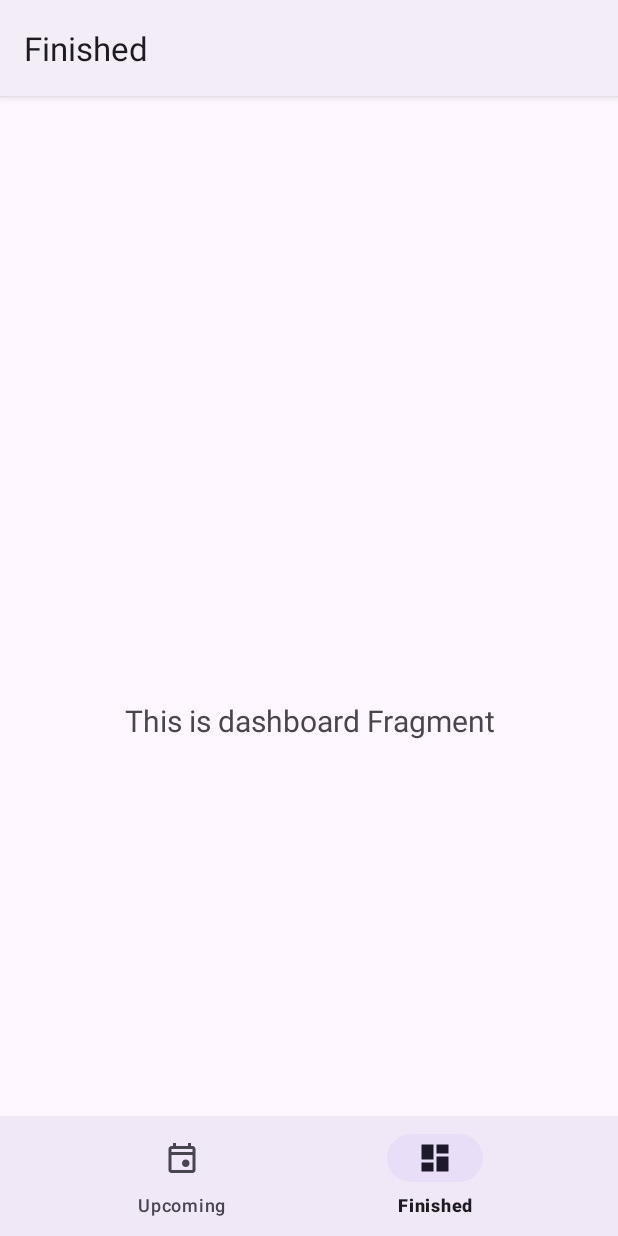
After one commit to raflizocky/Dicoding-Event, an Android app: the DashboardFragment screen opened through its navigation route, on a phone screen of 412 x 824 dp. The commit adds this screen. Run offline under Robolectric (Android 15) with nearby library versions, the phone set to English and light mode, and no system bars; our stand-ins replace navigation-ui.

Commit message:
[S1-02] Creating Bottom Navigation

```diff
--- a/app/build.gradle.kts
+++ b/app/build.gradle.kts
@@ -46,6 +46,9 @@ dependencies {
     implementation(libs.material)
     implementation(libs.androidx.activity)
     implementation(libs.androidx.constraintlayout)
+    implementation(libs.androidx.lifecycle.livedata.ktx)
+    implementation(libs.androidx.navigation.fragment.ktx)
+    implementation(libs.androidx.navigation.ui.ktx)
     testImplementation(libs.junit)
     androidTestImplementation(libs.androidx.junit)
     androidTestImplementation(libs.androidx.espresso.core)
--- a/app/src/main/java/com/example/dicodingevent/MainActivity.kt
+++ b/app/src/main/java/com/example/dicodingevent/MainActivity.kt
@@ -1,20 +1,35 @@
 package com.example.dicodingevent
 
 import android.os.Bundle
-import androidx.activity.enableEdgeToEdge
+import com.google.android.material.bottomnavigation.BottomNavigationView
 import androidx.appcompat.app.AppCompatActivity
-import androidx.core.view.ViewCompat
-import androidx.core.view.WindowInsetsCompat
+import androidx.navigation.findNavController
+import androidx.navigation.ui.AppBarConfiguration
+import androidx.navigation.ui.setupActionBarWithNavController
+import androidx.navigation.ui.setupWithNavController
+import com.example.dicodingevent.databinding.ActivityMainBinding
 
 class MainActivity : AppCompatActivity() {
+
+    private lateinit var binding: ActivityMainBinding
+
     override fun onCreate(savedInstanceState: Bundle?) {
         super.onCreate(savedInstanceState)
-        enableEdgeToEdge()
-        setContentView(R.layout.activity_main)
-        ViewCompat.setOnApplyWindowInsetsListener(findViewById(R.id.main)) { v, insets ->
-            val systemBars = insets.getInsets(WindowInsetsCompat.Type.systemBars())
-            v.setPadding(systemBars.left, systemBars.top, systemBars.right, systemBars.bottom)
-            insets
-        }
+
+        binding = ActivityMainBinding.inflate(layoutInflater)
+        setContentView(binding.root)
+
+        val navView: BottomNavigationView = binding.navView
+
+        val navController = findNavController(R.id.nav_host_fragment_activity_main)
+        // Passing each menu ID as a set of Ids because each
+        // menu should be considered as top level destinations.
+        val appBarConfiguration = AppBarConfiguration(
+            setOf(
+                R.id.navigation_home, R.id.navigation_dashboard
+            )
+        )
+        setupActionBarWithNavController(navController, appBarConfiguration)
+        navView.setupWithNavController(navController)
     }
 }
--- /dev/null
+++ b/app/src/main/java/com/example/dicodingevent/ui/dashboard/DashboardFragment.kt
@@ -0,0 +1,42 @@
+package com.example.dicodingevent.ui.dashboard
+
+import android.os.Bundle
+import android.view.LayoutInflater
+import android.view.View
+import android.view.ViewGroup
+import android.widget.TextView
+import androidx.fragment.app.Fragment
+import androidx.lifecycle.ViewModelProvider
+import com.example.dicodingevent.databinding.FragmentDashboardBinding
+
+class DashboardFragment : Fragment() {
+
+    private var _binding: FragmentDashboardBinding? = null
+
+    // This property is only valid between onCreateView and
+    // onDestroyView.
+    private val binding get() = _binding!!
+
+    override fun onCreateView(
+        inflater: LayoutInflater,
+        container: ViewGroup?,
+        savedInstanceState: Bundle?
+    ): View {
+        val dashboardViewModel =
+            ViewModelProvider(this).get(DashboardViewModel::class.java)
+
+        _binding = FragmentDashboardBinding.inflate(inflater, container, false)
+        val root: View = binding.root
+
+        val textView: TextView = binding.textDashboard
+        dashboardViewModel.text.observe(viewLifecycleOwner) {
+            textView.text = it
+        }
+        return root
+    }
+
+    override fun onDestroyView() {
+        super.onDestroyView()
+        _binding = null
+    }
+}
--- /dev/null
+++ b/app/src/main/java/com/example/dicodingevent/ui/dashboard/DashboardViewModel.kt
@@ -0,0 +1,13 @@
+package com.example.dicodingevent.ui.dashboard
+
+import androidx.lifecycle.LiveData
+import androidx.lifecycle.MutableLiveData
+import androidx.lifecycle.ViewModel
+
+class DashboardViewModel : ViewModel() {
+
+    private val _text = MutableLiveData<String>().apply {
+        value = "This is dashboard Fragment"
+    }
+    val text: LiveData<String> = _text
+}
--- /dev/null
+++ b/app/src/main/java/com/example/dicodingevent/ui/home/HomeFragment.kt
@@ -0,0 +1,42 @@
+package com.example.dicodingevent.ui.home
+
+import android.os.Bundle
+import android.view.LayoutInflater
+import android.view.View
+import android.view.ViewGroup
+import android.widget.TextView
+import androidx.fragment.app.Fragment
+import androidx.lifecycle.ViewModelProvider
+import com.example.dicodingevent.databinding.FragmentHomeBinding
+
+class HomeFragment : Fragment() {
+
+    private var _binding: FragmentHomeBinding? = null
+
+    // This property is only valid between onCreateView and
+    // onDestroyView.
+    private val binding get() = _binding!!
+
+    override fun onCreateView(
+        inflater: LayoutInflater,
+        container: ViewGroup?,
+        savedInstanceState: Bundle?
+    ): View {
+        val homeViewModel =
+            ViewModelProvider(this).get(HomeViewModel::class.java)
+
+        _binding = FragmentHomeBinding.inflate(inflater, container, false)
+        val root: View = binding.root
+
+        val textView: TextView = binding.textHome
+        homeViewModel.text.observe(viewLifecycleOwner) {
+            textView.text = it
+        }
+        return root
+    }
+
+    override fun onDestroyView() {
+        super.onDestroyView()
+        _binding = null
+    }
+}
--- /dev/null
+++ b/app/src/main/java/com/example/dicodingevent/ui/home/HomeViewModel.kt
@@ -0,0 +1,13 @@
+package com.example.dicodingevent.ui.home
+
+import androidx.lifecycle.LiveData
+import androidx.lifecycle.MutableLiveData
+import androidx.lifecycle.ViewModel
+
+class HomeViewModel : ViewModel() {
+
+    private val _text = MutableLiveData<String>().apply {
+        value = "This is home Fragment"
+    }
+    val text: LiveData<String> = _text
+}
--- /dev/null
+++ b/app/src/main/res/drawable/ic_dashboard_black_24dp.xml
@@ -0,0 +1,9 @@
+<vector xmlns:android="http://schemas.android.com/apk/res/android"
+    android:width="24dp"
+    android:height="24dp"
+    android:viewportWidth="24.0"
+    android:viewportHeight="24.0">
+    <path
+        android:fillColor="#FF000000"
+        android:pathData="M3,13h8L11,3L3,3v10zM3,21h8v-6L3,15v6zM13,21h8L21,11h-8v10zM13,3v6h8L21,3h-8z" />
+</vector>
--- /dev/null
+++ b/app/src/main/res/drawable/ic_event_black_24px.xml
@@ -0,0 +1,9 @@
+<vector xmlns:android="http://schemas.android.com/apk/res/android"
+    android:width="24dp"
+    android:height="24dp"
+    android:viewportWidth="24"
+    android:viewportHeight="24">
+  <path
+      android:fillColor="#FF000000"
+      android:pathData="M14.5,18Q13.45,18 12.725,17.275Q12,16.55 12,15.5Q12,14.45 12.725,13.725Q13.45,13 14.5,13Q15.55,13 16.275,13.725Q17,14.45 17,15.5Q17,16.55 16.275,17.275Q15.55,18 14.5,18ZM5,22Q4.175,22 3.5875,21.4125Q3,20.825 3,20L3,6Q3,5.175 3.5875,4.5875Q4.175,4 5,4L6,4L6,2L8,2L8,4L16,4L16,2L18,2L18,4L19,4Q19.825,4 20.4125,4.5875Q21,5.175 21,6L21,20Q21,20.825 20.4125,21.4125Q19.825,22 19,22L5,22ZM5,20L19,20Q19,20 19,20Q19,20 19,20L19,10L5,10L5,20Q5,20 5,20Q5,20 5,20ZM5,8L19,8L19,6Q19,6 19,6Q19,6 19,6L5,6Q5,6 5,6Q5,6 5,6L5,8ZM5,8L5,6Q5,6 5,6Q5,6 5,6L5,6Q5,6 5,6Q5,6 5,6L5,8Z"/>
+</vector>
--- a/app/src/main/res/layout/activity_main.xml
+++ b/app/src/main/res/layout/activity_main.xml
@@ -1,19 +1,33 @@
 <?xml version="1.0" encoding="utf-8"?>
 <androidx.constraintlayout.widget.ConstraintLayout xmlns:android="http://schemas.android.com/apk/res/android"
     xmlns:app="http://schemas.android.com/apk/res-auto"
-    xmlns:tools="http://schemas.android.com/tools"
-    android:id="@+id/main"
+    android:id="@+id/container"
     android:layout_width="match_parent"
     android:layout_height="match_parent"
-    tools:context=".MainActivity">
+    android:paddingTop="?attr/actionBarSize">
 
-    <TextView
-        android:layout_width="wrap_content"
+    <com.google.android.material.bottomnavigation.BottomNavigationView
+        android:id="@+id/nav_view"
+        android:layout_width="0dp"
         android:layout_height="wrap_content"
-        android:text="Hello World!"
+        android:layout_marginStart="0dp"
+        android:layout_marginEnd="0dp"
+        android:background="?android:attr/windowBackground"
         app:layout_constraintBottom_toBottomOf="parent"
-        app:layout_constraintEnd_toEndOf="parent"
-        app:layout_constraintStart_toStartOf="parent"
-        app:layout_constraintTop_toTopOf="parent" />
+        app:layout_constraintLeft_toLeftOf="parent"
+        app:layout_constraintRight_toRightOf="parent"
+        app:menu="@menu/bottom_nav_menu" />
+
+    <fragment
+        android:id="@+id/nav_host_fragment_activity_main"
+        android:name="androidx.navigation.fragment.NavHostFragment"
+        android:layout_width="match_parent"
+        android:layout_height="match_parent"
+        app:defaultNavHost="true"
+        app:layout_constraintBottom_toTopOf="@id/nav_view"
+        app:layout_constraintLeft_toLeftOf="parent"
+        app:layout_constraintRight_toRightOf="parent"
+        app:layout_constraintTop_toTopOf="parent"
+        app:navGraph="@navigation/mobile_navigation" />
 
 </androidx.constraintlayout.widget.ConstraintLayout>
--- /dev/null
+++ b/app/src/main/res/layout/fragment_dashboard.xml
@@ -0,0 +1,22 @@
+<?xml version="1.0" encoding="utf-8"?>
+<androidx.constraintlayout.widget.ConstraintLayout xmlns:android="http://schemas.android.com/apk/res/android"
+    xmlns:app="http://schemas.android.com/apk/res-auto"
+    xmlns:tools="http://schemas.android.com/tools"
+    android:layout_width="match_parent"
+    android:layout_height="match_parent"
+    tools:context=".ui.dashboard.DashboardFragment">
+
+    <TextView
+        android:id="@+id/text_dashboard"
+        android:layout_width="match_parent"
+        android:layout_height="wrap_content"
+        android:layout_marginStart="8dp"
+        android:layout_marginTop="8dp"
+        android:layout_marginEnd="8dp"
+        android:textAlignment="center"
+        android:textSize="20sp"
+        app:layout_constraintBottom_toBottomOf="parent"
+        app:layout_constraintEnd_toEndOf="parent"
+        app:layout_constraintStart_toStartOf="parent"
+        app:layout_constraintTop_toTopOf="parent" />
+</androidx.constraintlayout.widget.ConstraintLayout>
--- /dev/null
+++ b/app/src/main/res/menu/bottom_nav_menu.xml
@@ -0,0 +1,14 @@
+<?xml version="1.0" encoding="utf-8"?>
+<menu xmlns:android="http://schemas.android.com/apk/res/android">
+
+    <item
+        android:id="@+id/navigation_home"
+        android:icon="@drawable/ic_event_black_24px"
+        android:title="@string/title_upcoming" />
+
+    <item
+        android:id="@+id/navigation_dashboard"
+        android:icon="@drawable/ic_dashboard_black_24dp"
+        android:title="@string/title_finished" />
+
+</menu>
--- /dev/null
+++ b/app/src/main/res/navigation/mobile_navigation.xml
@@ -0,0 +1,19 @@
+<?xml version="1.0" encoding="utf-8"?>
+<navigation xmlns:android="http://schemas.android.com/apk/res/android"
+    xmlns:app="http://schemas.android.com/apk/res-auto"
+    xmlns:tools="http://schemas.android.com/tools"
+    android:id="@+id/mobile_navigation"
+    app:startDestination="@+id/navigation_home">
+
+    <fragment
+        android:id="@+id/navigation_home"
+        android:name="com.example.dicodingevent.ui.home.HomeFragment"
+        android:label="@string/title_upcoming"
+        tools:layout="@layout/fragment_home" />
+
+    <fragment
+        android:id="@+id/navigation_dashboard"
+        android:name="com.example.dicodingevent.ui.dashboard.DashboardFragment"
+        android:label="@string/title_finished"
+        tools:layout="@layout/fragment_dashboard" />
+</navigation>
--- /dev/null
+++ b/app/src/main/res/values/dimens.xml
@@ -0,0 +1,5 @@
+<resources>
+    <!-- Default screen margins, per the Android Design guidelines. -->
+    <dimen name="activity_horizontal_margin">16dp</dimen>
+    <dimen name="activity_vertical_margin">16dp</dimen>
+</resources>
--- a/app/src/main/res/values/strings.xml
+++ b/app/src/main/res/values/strings.xml
@@ -1,3 +1,6 @@
 <resources>
     <string name="app_name">Dicoding Event</string>
+    <string name="title_activity_main">MainActivity</string>
+    <string name="title_upcoming">Upcoming</string>
+    <string name="title_finished">Finished</string>
 </resources>
--- a/gradle/libs.versions.toml
+++ b/gradle/libs.versions.toml
@@ -13,6 +13,9 @@ material = "1.12.0"
 activity = "1.8.0"
 constraintlayout = "2.1.4"
 retrofit = "2.9.0"
+lifecycleLivedataKtx = "2.8.5"
+navigationFragmentKtx = "2.6.0"
+navigationUiKtx = "2.6.0"
 
 [libraries]
 androidx-activity-ktx = { module = "androidx.activity:activity-ktx", version.ref = "activity" }
@@ -29,6 +32,9 @@ material = { group = "com.google.android.material", name = "material", version.r
 androidx-activity = { group = "androidx.activity", name = "activity", version.ref = "activity" }
 androidx-constraintlayout = { group = "androidx.constraintlayout", name = "constraintlayout", version.ref = "constraintlayout" }
 retrofit = { module = "com.squareup.retrofit2:retrofit", version.ref = "retrofit" }
+androidx-lifecycle-livedata-ktx = { group = "androidx.lifecycle", name = "lifecycle-livedata-ktx", version.ref = "lifecycleLivedataKtx" }
+androidx-navigation-fragment-ktx = { group = "androidx.navigation", name = "navigation-fragment-ktx", version.ref = "navigationFragmentKtx" }
+androidx-navigation-ui-ktx = { group = "androidx.navigation", name = "navigation-ui-ktx", version.ref = "navigationUiKtx" }
 
 [plugins]
 androidApplication = { id = "com.android.application", version.ref = "agp" }
```
Also changed, not shown: app/src/main/AndroidManifest.xml (+7 -6 lines), app/src/main/res/drawable/ic_home_black_24dp.xml (added, +9 -0 lines), app/src/main/res/layout/fragment_home.xml (added, +22 -0 lines).
